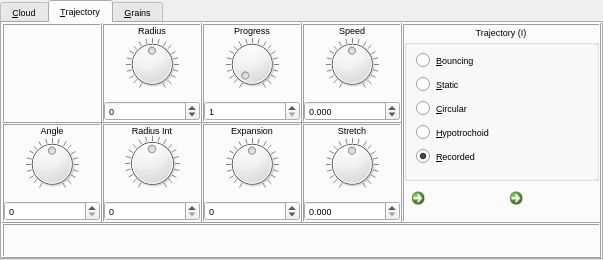
Above: sources/interface/CloudDialog.ui from linuxmao-org/Frontieres before the change. Below: the same form after it.
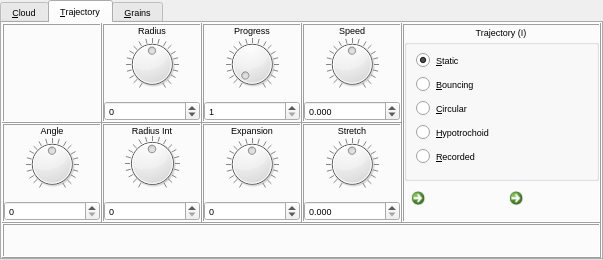
That is the form after the change. The open tabs and pages were chosen to show the change. Icons and pictures are not drawn.

Commit message: reparation bug trajectoire a statique par defaut dans la fenetre parametres. traduction

Diff of the .ui file:
```diff
--- a/sources/interface/CloudDialog.ui
+++ b/sources/interface/CloudDialog.ui
@@ -4695,26 +4695,26 @@
                    <set>Qt::AlignCenter</set>
                   </property>
                   <layout class="QVBoxLayout" name="verticalLayout_23">
-                   <item>
-                    <widget class="QRadioButton" name="radioButton_Trajectory_Bouncing">
-                     <property name="text">
-                      <string>&amp;Bouncing</string>
-                     </property>
-                    </widget>
-                   </item>
                    <item>
                     <widget class="QRadioButton" name="radioButton_Trajectory_Static">
                      <property name="text">
                       <string>&amp;Static</string>
                      </property>
                      <property name="checked">
-                      <bool>false</bool>
+                      <bool>true</bool>
                      </property>
                      <property name="autoExclusive">
                       <bool>true</bool>
                      </property>
                     </widget>
                    </item>
+                   <item>
+                    <widget class="QRadioButton" name="radioButton_Trajectory_Bouncing">
+                     <property name="text">
+                      <string>&amp;Bouncing</string>
+                     </property>
+                    </widget>
+                   </item>
                    <item>
                     <widget class="QRadioButton" name="radioButton_Trajectory_Circular">
                      <property name="text">
@@ -4738,7 +4738,7 @@
                       <string>&amp;Recorded</string>
                      </property>
                      <property name="checked">
-                      <bool>true</bool>
+                      <bool>false</bool>
                      </property>
                      <property name="autoExclusive">
                       <bool>true</bool>
```
Left out of the diff: 2 changed lines with no effect on the pictures. The commit also changes 4 other files.
